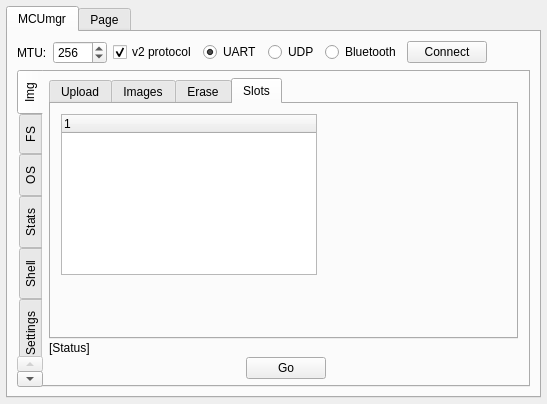
Old version of the form plugins/mcumgr/form.ui in the repository thedjnK/AuTerm.
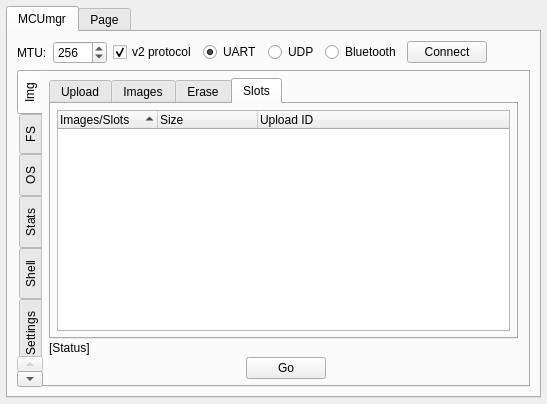
New version of the form. The open tabs and pages were chosen to show the change. Custom widgets are drawn as their Qt base class.

Commit message: plugins: mcumgr: Add displaying of img mgmt slot info data

```diff
--- a/plugins/mcumgr/form.ui
+++ b/plugins/mcumgr/form.ui
@@ -6,7 +6,7 @@
    <rect>
     <x>0</x>
     <y>0</y>
-    <width>533</width>
+    <width>536</width>
     <height>404</height>
    </rect>
   </property>
@@ -474,21 +474,57 @@
               <attribute name="title">
                <string>Slots</string>
               </attribute>
-              <widget class="QTreeWidget" name="tree_IMG_Slot_Info">
-               <property name="geometry">
-                <rect>
-                 <x>10</x>
-                 <y>10</y>
-                 <width>256</width>
-                 <height>161</height>
-                </rect>
+              <layout class="QVBoxLayout" name="verticalLayout_6">
+               <property name="spacing">
+                <number>2</number>
                </property>
-               <column>
-                <property name="text">
-                 <string notr="true">1</string>
-                </property>
-               </column>
-              </widget>
+               <property name="leftMargin">
+                <number>6</number>
+               </property>
+               <property name="topMargin">
+                <number>6</number>
+               </property>
+               <property name="rightMargin">
+                <number>6</number>
+               </property>
+               <property name="bottomMargin">
+                <number>6</number>
+               </property>
+               <item>
+                <widget class="QTreeWidget" name="tree_IMG_Slot_Info">
+                 <property name="editTriggers">
+                  <set>QAbstractItemView::EditTrigger::NoEditTriggers</set>
+                 </property>
+                 <property name="itemsExpandable">
+                  <bool>true</bool>
+                 </property>
+                 <property name="sortingEnabled">
+                  <bool>true</bool>
+                 </property>
+                 <property name="headerHidden">
+                  <bool>false</bool>
+                 </property>
+                 <attribute name="headerVisible">
+                  <bool>true</bool>
+                 </attribute>
+                 <column>
+                  <property name="text">
+                   <string notr="true">Images/Slots</string>
+                  </property>
+                 </column>
+                 <column>
+                  <property name="text">
+                   <string>Size</string>
+                  </property>
+                 </column>
+                 <column>
+                  <property name="text">
+                   <string>Upload ID</string>
+                  </property>
+                 </column>
+                </widget>
+               </item>
+              </layout>
              </widget>
             </widget>
            </item>
```
Left out of the diff: 6 changed lines with no effect on the pictures. The commit also changes 6 other files.
